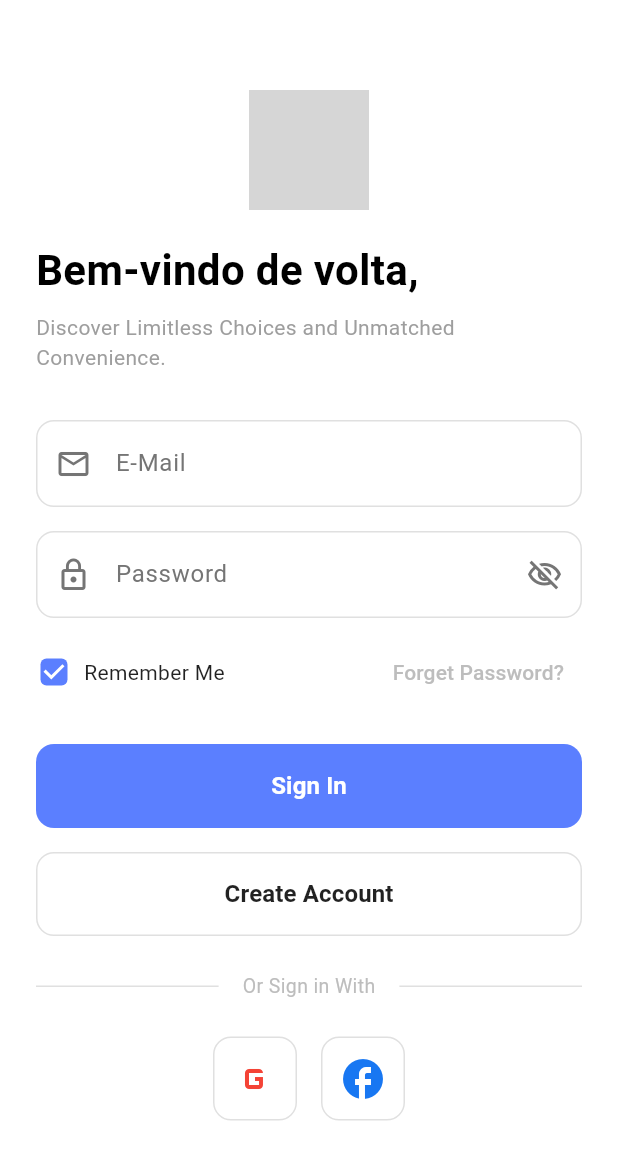
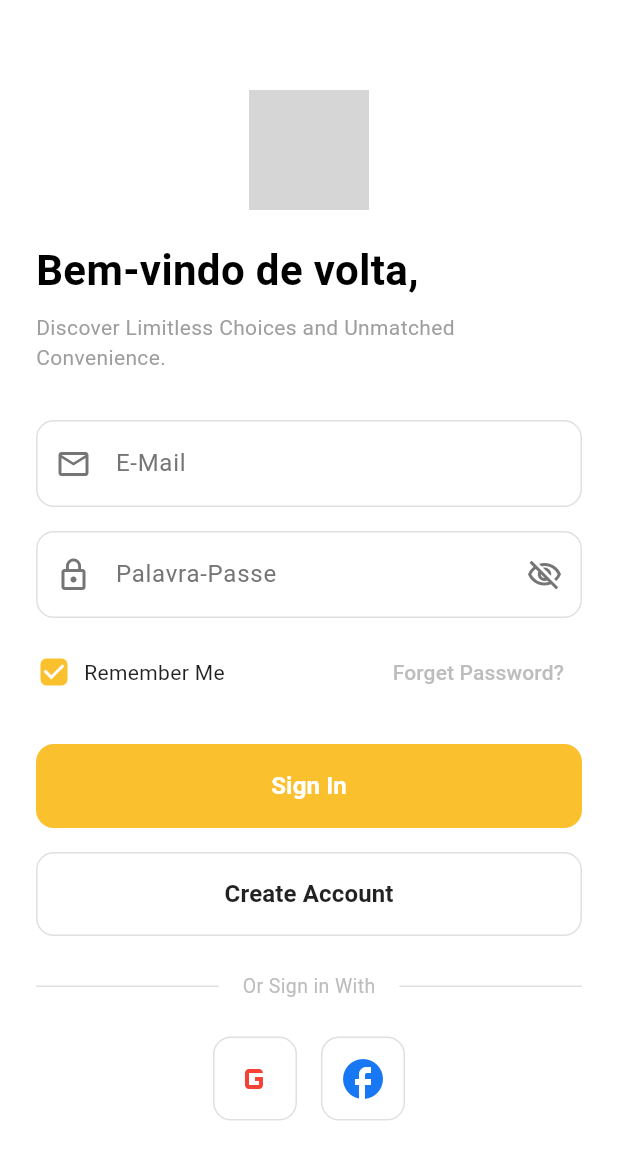
Before and after one commit to JC-dev9/belight-bible, a Flutter app: the screen it shows after launch, on a phone screen of 412 x 824 dp. Shown: the top 1160 px of the screen. Run offline on Flutter 3.47's test engine with Material 3 defaults, Android fonts, the phone set to English and light mode, and no system bars; grey boxes are pictures that could not be loaded.

Commit message:
Colocação da paletta de cores

```diff
--- a/lib/screens/login_screen.dart
+++ b/lib/screens/login_screen.dart
@@ -107,7 +107,7 @@ class _LoginScreenState extends State<LoginScreen> {
                     controller: _passwordController,
                     obscureText: _obscurePassword,
                     decoration: InputDecoration(
-                      hintText: 'Password',
+                      hintText: 'Palavra-Passe',
                       hintStyle: TextStyle(color: Colors.grey.shade600),
                       prefixIcon: Icon(
                         Icons.lock_outline,
@@ -155,7 +155,7 @@ class _LoginScreenState extends State<LoginScreen> {
                                 _rememberMe = value ?? false;
                               });
                             },
-                            activeColor: const Color(0xFF5B7FFF),
+                            activeColor: Colors.yellow.shade700,
                             shape: RoundedRectangleBorder(
                               borderRadius: BorderRadius.circular(4),
                             ),
@@ -194,7 +194,7 @@ class _LoginScreenState extends State<LoginScreen> {
                       // Lógica de autenticação (placeholder)
                     },
                     style: ElevatedButton.styleFrom(
-                      backgroundColor: const Color(0xFF5B7FFF),
+                      backgroundColor: Colors.yellow.shade700,
                       shape: RoundedRectangleBorder(
                         borderRadius: BorderRadius.circular(12),
                       ),
```
